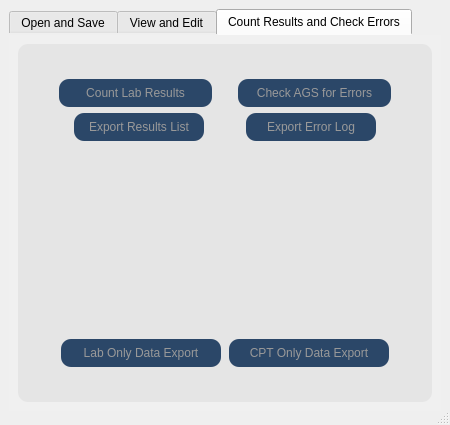
Before: the Qt Designer form common/assets/ui/mainwindow_tableview.ui in lachesis17/AGS-GUI, drawn with Qt 5.
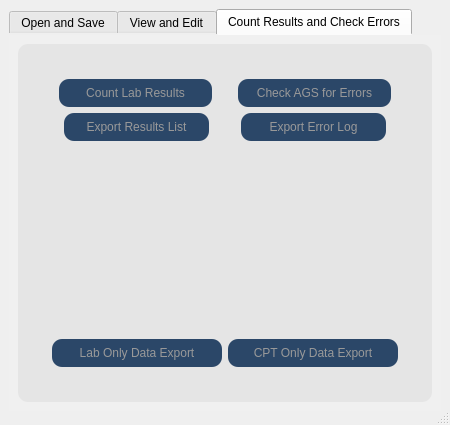
After: the same form once the commit is applied. The open tabs and pages were chosen to show the change. Custom widgets are drawn as their Qt base class.

Patch:
```diff
--- a/common/assets/ui/mainwindow_tableview.ui
+++ b/common/assets/ui/mainwindow_tableview.ui
@@ -1525,7 +1525,7 @@
                      </property>
                      <property name="minimumSize">
                       <size>
-                       <width>130</width>
+                       <width>145</width>
                        <height>28</height>
                       </size>
                      </property>
@@ -1550,7 +1550,7 @@
 	font: 9pt &quot;Segoe UI&quot;;
     background: #2b4768;
     color: white;
-	padding:5px;
+	padding: 2px;
 }
 
 QPushButton:selected { 
@@ -1596,7 +1596,7 @@
                      </property>
                      <property name="minimumSize">
                       <size>
-                       <width>130</width>
+                       <width>145</width>
                        <height>28</height>
                       </size>
                      </property>
@@ -1621,7 +1621,7 @@
 	font: 9pt &quot;Segoe UI&quot;;
     background: #2b4768;
     color: white;
-	padding:5px;
+	padding:2px;
 }
 
 QPushButton:selected { 
@@ -1743,7 +1743,7 @@
                    </property>
                    <property name="minimumSize">
                     <size>
-                     <width>160</width>
+                     <width>170</width>
                      <height>28</height>
                     </size>
                    </property>
@@ -1768,7 +1768,7 @@
 	font: 9pt &quot;Segoe UI&quot;;
     background: #2b4768;
     color: white;
-	padding:5px;
+	padding:2px;
 }
 
 QPushButton:selected { 
@@ -1814,7 +1814,7 @@
                    </property>
                    <property name="minimumSize">
                     <size>
-                     <width>160</width>
+                     <width>170</width>
                      <height>28</height>
                     </size>
                    </property>
@@ -1839,7 +1839,7 @@
 	font: 9pt &quot;Segoe UI&quot;;
     background: #2b4768;
     color: white;
-	padding:5px;
+	padding:2px;
 }
 
 QPushButton:selected {
```
Left out of the diff: 20 changed lines with no effect on the pictures.
